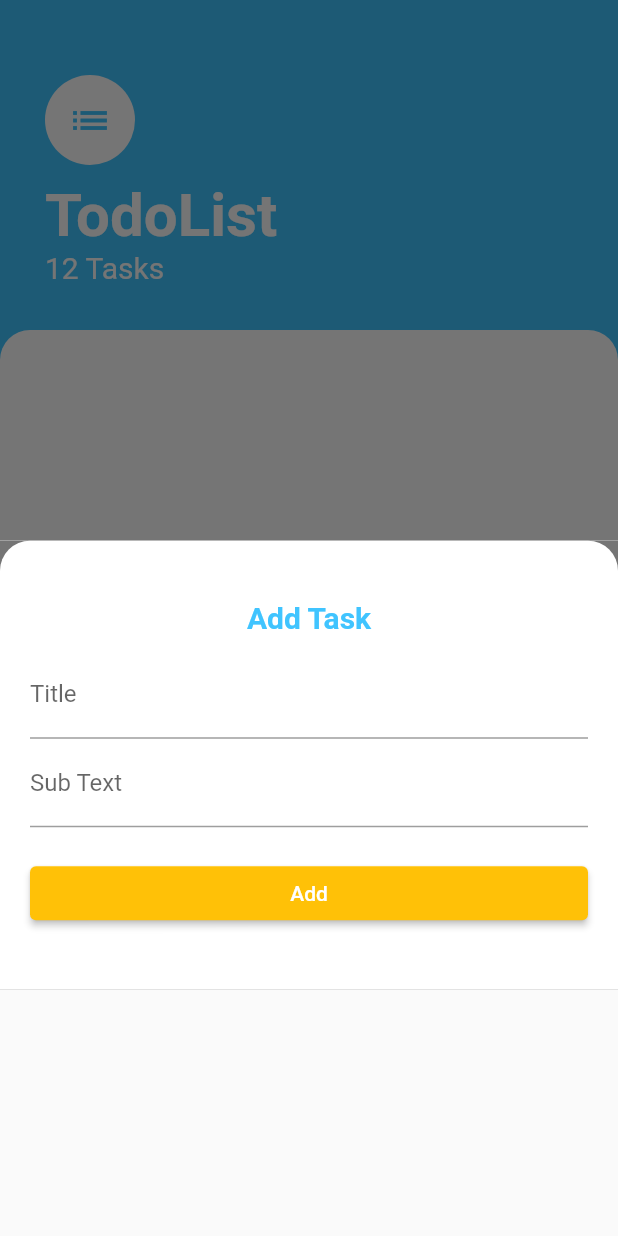
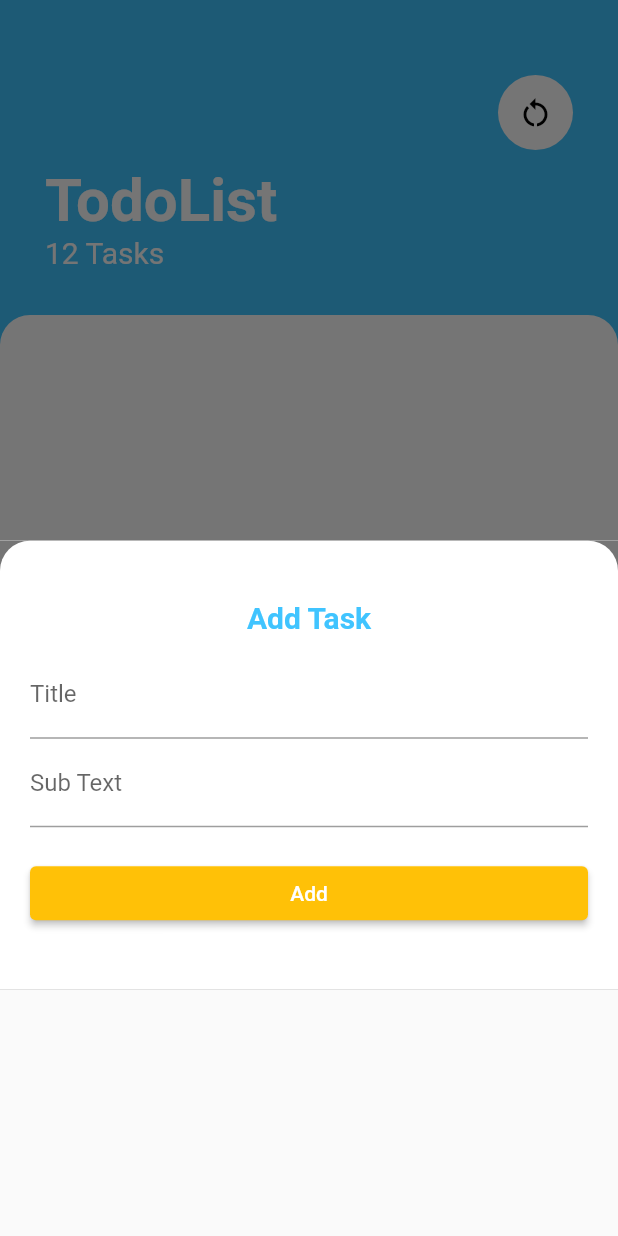
Before and after one commit to IrshadSTX/to_do_list, a Flutter app: the screen it shows after launch, after a tap on the "add" icon, on a phone screen of 412 x 824 dp. Run offline on Flutter 3.47's test engine with Material 2 defaults, Android fonts, the phone set to English and light mode, and no system bars; our stand-ins replace hive_flutter; accounts and stored records are empty.

Commit message:
reset added

```diff
--- /dev/null
+++ b/lib/core/constants.dart
@@ -0,0 +1,8 @@
+import 'package:flutter/material.dart';
+
+SizedBox kHeight10 = const SizedBox(
+  height: 10,
+);
+SizedBox kHeight20 = const SizedBox(
+  height: 20,
+);
--- a/lib/model/data_model.dart
+++ b/lib/model/data_model.dart
@@ -9,9 +9,12 @@ class ToDoModel {
   final String todoName;
   @HiveField(2)
   final String todoSubName;
+  @HiveField(3)
+  final bool complete;
   ToDoModel({
     required this.todoName,
     required this.todoSubName,
+    required this.complete,
     this.id,
   });
 }
--- a/lib/model/db/db_functions.dart
+++ b/lib/model/db/db_functions.dart
@@ -25,3 +25,9 @@ Future<void> deleteToDo(index) async {
   await todoDB.deleteAt(index);
   getAllToDo();
 }
+
+Future<void> markCompleted(int id, ToDoModel value) async {
+  final todoDB = await Hive.openBox<ToDoModel>('todo_db');
+  todoDB.putAt(id, value);
+  getAllToDo();
+}
--- a/lib/view/add_task_screen.dart
+++ b/lib/view/add_task_screen.dart
@@ -116,9 +116,7 @@ class _AddTaskScreenState extends State<AddTaskScreen> {
     }
 
     final todo = ToDoModel(
-      todoName: todoName,
-      todoSubName: todoSubName,
-    );
+        todoName: todoName, todoSubName: todoSubName, complete: false);
     print('adding place');
     addToDo(todo);
   }
--- a/lib/view/to_do_screen.dart
+++ b/lib/view/to_do_screen.dart
@@ -1,4 +1,7 @@
 import 'package:flutter/material.dart';
+import 'package:hive_flutter/hive_flutter.dart';
+import 'package:to_do_list/core/constants.dart';
+import 'package:to_do_list/model/data_model.dart';
 import 'package:to_do_list/model/db/db_functions.dart';
 import 'package:to_do_list/view/add_task_screen.dart';
 import 'package:to_do_list/view/widgets/task_tiles.dart';
@@ -10,7 +13,10 @@ class ToDoScreen extends StatefulWidget {
   State<ToDoScreen> createState() => _ToDoScreenState();
 }
 
+enum DataFilter { ALL, COMPLETED, PROGRESS }
+
 class _ToDoScreenState extends State<ToDoScreen> {
+  DataFilter filter = DataFilter.ALL;
   @override
   void initState() {
     super.initState();
@@ -43,19 +49,32 @@ class _ToDoScreenState extends State<ToDoScreen> {
                   top: 50, bottom: 30, left: 30, right: 30),
               child: Column(
                 crossAxisAlignment: CrossAxisAlignment.start,
-                children: const [
-                  CircleAvatar(
-                      radius: 30,
-                      backgroundColor: Colors.white,
-                      child: Icon(
-                        Icons.list,
-                        size: 30,
-                        color: Colors.lightBlueAccent,
-                      )),
-                  SizedBox(
-                    height: 10,
+                children: [
+                  Row(
+                    mainAxisAlignment: MainAxisAlignment.end,
+                    children: [
+                      CircleAvatar(
+                          radius: 25,
+                          backgroundColor: Colors.white,
+                          child: IconButton(
+                              onPressed: () async {
+                                final todoDB =
+                                    await Hive.openBox<ToDoModel>('todo_db');
+                                await todoDB.clear();
+                                Navigator.of(context).pushReplacement(
+                                  MaterialPageRoute(
+                                    builder: (context) => const ToDoScreen(),
+                                  ),
+                                );
+                              },
+                              icon: const Icon(
+                                Icons.restart_alt,
+                                color: Colors.black,
+                              ))),
+                    ],
                   ),
-                  Text(
+                  kHeight10,
+                  const Text(
                     'TodoList',
                     style: TextStyle(
                       color: Colors.white,
@@ -63,7 +82,7 @@ class _ToDoScreenState extends State<ToDoScreen> {
                       fontWeight: FontWeight.bold,
                     ),
                   ),
-                  Text(
+                  const Text(
                     '12 Tasks',
                     style: TextStyle(
                       color: Colors.white,
```
Also changed, not shown: lib/view/widgets/task_tiles.dart (+60 -6 lines), lib/model/data_model.g.dart.
